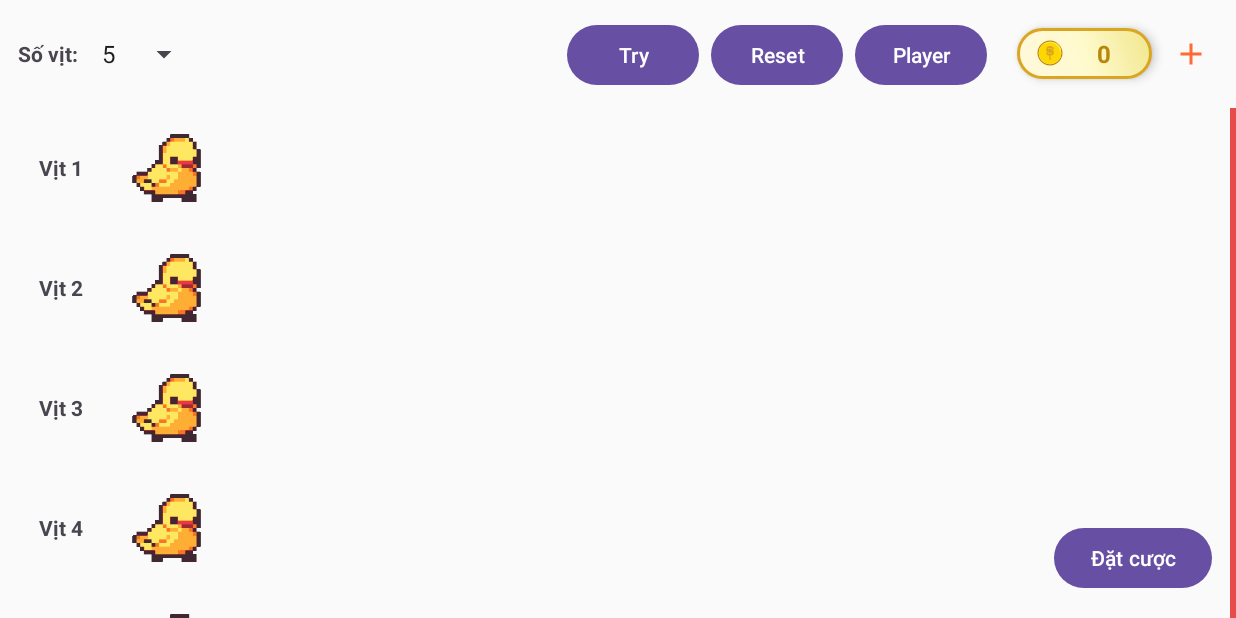
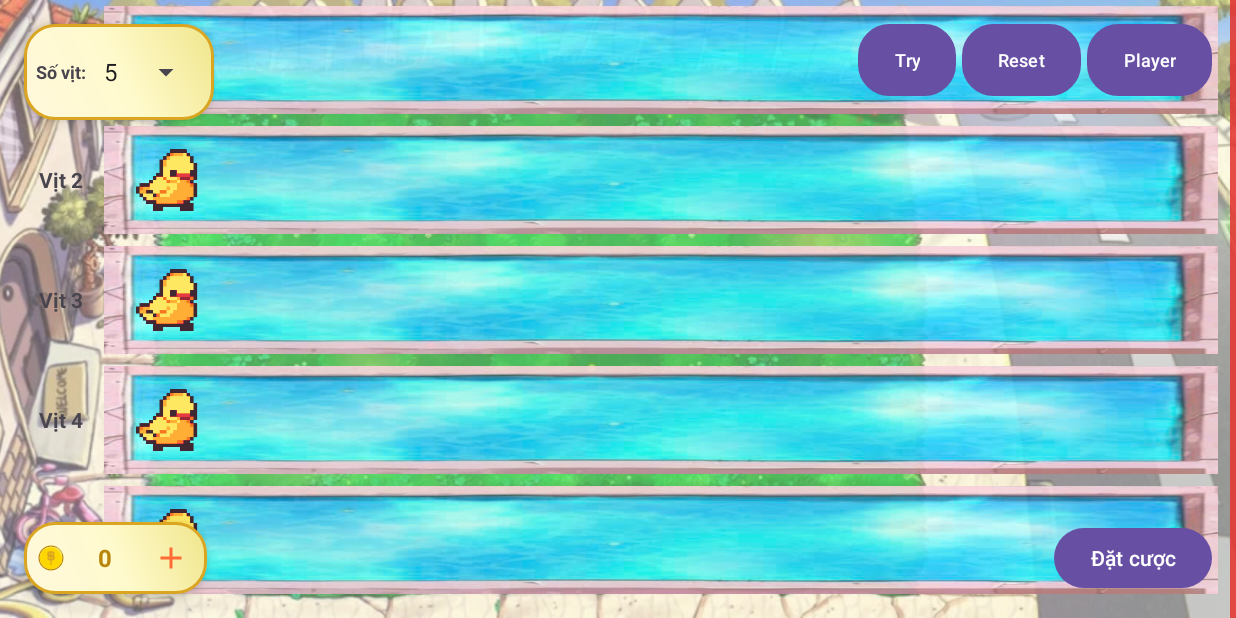
Before and after one commit to KimCu142/DuckRace, an Android app: the screen it shows after launch once a user with an empty profile is signed in (MainActivity), on a phone screen of 824 x 412 dp (held sideways). Run offline under Robolectric (Android 15) with nearby library versions, the phone set to English and light mode, and no system bars; our stand-ins replace Firebase (no records; nobody signed in at launch, a user with empty details on screens opened directly).

Commit message:
feat: add full screen support and background images for the racing game

```diff
--- a/app/src/main/java/com/example/duckrace/MainActivity.java
+++ b/app/src/main/java/com/example/duckrace/MainActivity.java
@@ -14,6 +14,7 @@ import android.view.LayoutInflater;
 import android.view.View;
 import android.view.animation.Animation;
 import android.view.animation.AnimationUtils;
+import android.view.WindowManager;
 import android.media.MediaPlayer;
 import android.widget.ArrayAdapter;
 import android.widget.Button;
@@ -64,7 +65,6 @@ public class MainActivity extends AppCompatActivity {
     private float FRICTION = 140f;
     private float RANDOM_JITTER_ACCEL = 180f; // gia tốc ngẫu nhiên mỗi tick để tạo kịch tính
 
-
     private float finishX = 0f;
 
     private final Random random = new Random();
@@ -94,6 +94,10 @@ public class MainActivity extends AppCompatActivity {
     @Override
     protected void onCreate(@Nullable Bundle savedInstanceState) {
         super.onCreate(savedInstanceState);
+
+        // Thiết lập full screen
+        hideSystemUI();
+
         setContentView(R.layout.activity_main);
 
         spDuckCount = findViewById(R.id.spDuckCount);
@@ -222,29 +226,39 @@ public class MainActivity extends AppCompatActivity {
         Drawable d = iv.getDrawable();
         if (d instanceof AnimationDrawable) {
             AnimationDrawable a = (AnimationDrawable) d;
-            if (play) a.start(); else a.stop();
+            if (play)
+                a.start();
+            else
+                a.stop();
         } else if (Build.VERSION.SDK_INT >= 28 && d instanceof AnimatedImageDrawable) {
             AnimatedImageDrawable a = (AnimatedImageDrawable) d;
-            if (play) a.start(); else a.stop();
+            if (play)
+                a.start();
+            else
+                a.stop();
         }
     }
 
     // Helper: start/stop cho drawable HIỆN CÓ của ImageView (không đổi resource)
     private void startDrawableIfAnim(ImageView iv) {
-        if (iv == null) return;
+        if (iv == null)
+            return;
         Drawable d = iv.getDrawable();
-        if (d instanceof AnimationDrawable) ((AnimationDrawable) d).start();
+        if (d instanceof AnimationDrawable)
+            ((AnimationDrawable) d).start();
         else if (Build.VERSION.SDK_INT >= 28 && d instanceof AnimatedImageDrawable)
             ((AnimatedImageDrawable) d).start();
     }
+
     private void stopDrawableIfAnim(ImageView iv) {
-        if (iv == null) return;
+        if (iv == null)
+            return;
         Drawable d = iv.getDrawable();
-        if (d instanceof AnimationDrawable) ((AnimationDrawable) d).stop();
+        if (d instanceof AnimationDrawable)
+            ((AnimationDrawable) d).stop();
         else if (Build.VERSION.SDK_INT >= 28 && d instanceof AnimatedImageDrawable)
             ((AnimatedImageDrawable) d).stop();
     }
-
 
     private void buildLanes(int count) {
         // Nếu đang chạy thì dừng
@@ -270,7 +284,8 @@ public class MainActivity extends AppCompatActivity {
             // ẨN SÓNG BAN ĐẦU (chưa bấm Start)
             if (imgWave != null) {
                 Drawable wd = imgWave.getDrawable();
-                if (wd instanceof AnimationDrawable) ((AnimationDrawable) wd).stop();
+                if (wd instanceof AnimationDrawable)
+                    ((AnimationDrawable) wd).stop();
                 else if (Build.VERSION.SDK_INT >= 28 && wd instanceof AnimatedImageDrawable)
                     ((AnimatedImageDrawable) wd).stop();
                 imgWave.setVisibility(View.GONE);
@@ -331,7 +346,6 @@ public class MainActivity extends AppCompatActivity {
         }.start();
     }
 
-
     private void startRace() {
         // Đảm bảo tính được finishX
         computeFinishX();
@@ -349,7 +363,8 @@ public class MainActivity extends AppCompatActivity {
             if (r.wave != null) {
                 r.wave.setVisibility(View.VISIBLE);
                 Drawable wd = r.wave.getDrawable();
-                if (wd instanceof AnimationDrawable) ((AnimationDrawable) wd).start();
+                if (wd instanceof AnimationDrawable)
+                    ((AnimationDrawable) wd).start();
                 else if (Build.VERSION.SDK_INT >= 28 && wd instanceof AnimatedImageDrawable)
                     ((AnimatedImageDrawable) wd).start();
             }
@@ -376,7 +391,8 @@ public class MainActivity extends AppCompatActivity {
             // TẮT SÓNG LẠI KHI RESET
             if (r.wave != null) {
                 Drawable wd = r.wave.getDrawable();
-                if (wd instanceof AnimationDrawable) ((AnimationDrawable) wd).stop();
+                if (wd instanceof AnimationDrawable)
+                    ((AnimationDrawable) wd).stop();
                 else if (Build.VERSION.SDK_INT >= 28 && wd instanceof AnimatedImageDrawable)
                     ((AnimatedImageDrawable) wd).stop();
                 r.wave.setVisibility(View.GONE);
@@ -448,7 +464,8 @@ public class MainActivity extends AppCompatActivity {
 
                 // CHO SÓNG ĐI THEO NGANG VỚI VỊT
                 if (r.wave != null) {
-                    // nếu wave rộng ~ bằng con vịt, để offset = 0; cần chỉnh nhẹ thì đổi thành -dp(2) hoặc +dp(2)
+                    // nếu wave rộng ~ bằng con vịt, để offset = 0; cần chỉnh nhẹ thì đổi thành
+                    // -dp(2) hoặc +dp(2)
                     float waveOffsetX = 0f;
                     r.wave.setTranslationX(r.x + waveOffsetX);
                 }
@@ -603,7 +620,8 @@ public class MainActivity extends AppCompatActivity {
     private void playSound(MediaPlayer mediaPlayer) {
         if (mediaPlayer != null) {
             try {
-                if (mediaPlayer.isPlaying()) return;
+                if (mediaPlayer.isPlaying())
+                    return;
                 mediaPlayer.seekTo(200);
                 mediaPlayer.start();
             } catch (Exception e) {
@@ -633,7 +651,8 @@ public class MainActivity extends AppCompatActivity {
     }
 
     private void playDuckQuack() {
-        if (duckQuackSounds == null) return;
+        if (duckQuackSounds == null)
+            return;
         // Chỉ phát khi có player rảnh, tránh chồng âm
         for (int i = 0; i < duckQuackSounds.length; i++) {
             int idx = random.nextInt(duckQuackSounds.length);
@@ -954,4 +973,24 @@ public class MainActivity extends AppCompatActivity {
         tvCoins.startAnimation(bounceAnim);
     }
 
+    // ======= Full Screen Methods =======
+    private void hideSystemUI() {
+        View decorView = getWindow().getDecorView();
+        int uiOptions = View.SYSTEM_UI_FLAG_HIDE_NAVIGATION
+                | View.SYSTEM_UI_FLAG_FULLSCREEN
+                | View.SYSTEM_UI_FLAG_IMMERSIVE_STICKY;
+        decorView.setSystemUiVisibility(uiOptions);
+
+        // Giữ màn hình luôn sáng
+        getWindow().addFlags(WindowManager.LayoutParams.FLAG_KEEP_SCREEN_ON);
     }
+
+    @Override
+    public void onWindowFocusChanged(boolean hasFocus) {
+        super.onWindowFocusChanged(hasFocus);
+        if (hasFocus) {
+            hideSystemUI();
+        }
+    }
+
+}
--- a/app/src/main/res/layout/activity_main.xml
+++ b/app/src/main/res/layout/activity_main.xml
@@ -7,73 +7,95 @@
     android:layout_height="match_parent"
     android:background="#FAFAFA">
 
-    <!-- Thanh điều khiển -->
+    <!-- Floating Controls -->
+
+    <!-- Duck Count Selector (Top Left) -->
     <LinearLayout
-        android:id="@+id/controls"
-        android:layout_width="0dp"
+        android:id="@+id/duckCountSelector"
+        android:layout_width="wrap_content"
         android:layout_height="wrap_content"
         android:orientation="horizontal"
-        android:padding="12dp"
+        android:background="@drawable/coin_display_background"
+        android:padding="8dp"
+        android:elevation="6dp"
         app:layout_constraintTop_toTopOf="parent"
         app:layout_constraintStart_toStartOf="parent"
-        app:layout_constraintEnd_toEndOf="parent">
+        android:layout_margin="16dp">
 
         <TextView
             android:layout_width="wrap_content"
             android:layout_height="wrap_content"
             android:text="Số vịt:"
             android:textStyle="bold"
+            android:textSize="12sp"
             android:layout_gravity="center_vertical"
-            android:paddingEnd="8dp"/>
+            android:paddingEnd="4dp"/>
 
         <Spinner
             android:id="@+id/spDuckCount"
             android:layout_width="wrap_content"
-            android:layout_height="wrap_content"/>
+            android:layout_height="wrap_content"
+            android:minWidth="60dp"/>
 
-        <!-- đẩy phần còn lại sang phải -->
-        <Space
-            android:layout_width="0dp"
-            android:layout_height="0dp"
-            android:layout_weight="1"/>
+    </LinearLayout>
 
-        <!-- Start / Reset -->
+    <!-- Control Buttons (Top Right) -->
+    <LinearLayout
+        android:id="@+id/controlButtons"
+        android:layout_width="wrap_content"
+        android:layout_height="wrap_content"
+        android:orientation="horizontal"
+        android:elevation="6dp"
+        app:layout_constraintTop_toTopOf="parent"
+        app:layout_constraintEnd_toEndOf="parent"
+        android:layout_margin="16dp">
+
         <Button
             android:id="@+id/btnStart"
             android:layout_width="wrap_content"
             android:layout_height="wrap_content"
-            android:text="Try"/>
+            android:text="Try"
+            android:layout_marginEnd="4dp"
+            android:background="@drawable/coin_display_background"
+            android:textSize="12sp"
+            android:minWidth="60dp"/>
 
         <Button
             android:id="@+id/btnReset"
             android:layout_width="wrap_content"
             android:layout_height="wrap_content"
             android:text="Reset"
-            android:layout_marginStart="8dp"
-            />
+            android:layout_marginEnd="4dp"
+            android:background="@drawable/coin_display_background"
+            android:textSize="12sp"
+            android:minWidth="60dp"/>
+
         <Button
             android:id="@+id/btnPlayerName"
             android:layout_width="wrap_content"
             android:layout_height="wrap_content"
             android:text="Player"
-            android:layout_marginStart="8dp"
+            android:background="@drawable/coin_display_background"
+            android:textSize="12sp"
+            android:minWidth="60dp"
             android:ellipsize="end"
             android:singleLine="true"/>
 
-        <View
-            android:layout_width="8dp"
-            android:layout_height="0dp" />
+    </LinearLayout>
 
-        <!-- Coin Display Container -->
+    <!-- Coin Display (Bottom Left) -->
     <LinearLayout
+        android:id="@+id/coinDisplay"
         android:layout_width="wrap_content"
         android:layout_height="wrap_content"
         android:background="@drawable/coin_display_background"
         android:orientation="horizontal"
         android:gravity="center_vertical"
-            android:layout_marginStart="12dp"
-            android:layout_gravity="center_vertical"
-            android:elevation="4dp">
+        android:padding="8dp"
+        android:elevation="6dp"
+        app:layout_constraintBottom_toBottomOf="parent"
+        app:layout_constraintStart_toStartOf="parent"
+        android:layout_margin="16dp">
 
         <ImageView
             android:layout_width="20dp"
@@ -93,19 +115,15 @@
             android:minWidth="40dp"
             android:gravity="center" />
 
-        </LinearLayout>
-
         <ImageButton
             android:id="@+id/btnAddCoin"
-            android:layout_width="36dp"
-            android:layout_height="36dp"
+            android:layout_width="32dp"
+            android:layout_height="32dp"
             android:src="@drawable/ic_add_coin"
             android:background="?attr/selectableItemBackgroundBorderless"
             android:contentDescription="Add coin"
             android:layout_marginStart="8dp"
-            android:layout_gravity="center_vertical"
-            android:elevation="2dp" />
-
+            android:layout_gravity="center_vertical" />
 
     </LinearLayout>
 
@@ -114,10 +132,19 @@
         android:id="@+id/trackFrame"
         android:layout_width="0dp"
         android:layout_height="0dp"
-        app:layout_constraintTop_toBottomOf="@id/controls"
+        app:layout_constraintTop_toTopOf="parent"
         app:layout_constraintBottom_toBottomOf="parent"
         app:layout_constraintStart_toStartOf="parent"
         app:layout_constraintEnd_toEndOf="parent">
+
+        <!-- Nền sân (yard) chứa các lane -->
+        <ImageView
+            android:id="@+id/yardBackground"
+            android:layout_width="match_parent"
+            android:layout_height="match_parent"
+            android:src="@drawable/yard"
+            android:scaleType="centerCrop"
+            android:alpha="0.7"/>
 
         <ScrollView
             android:layout_width="match_parent"
@@ -153,10 +180,10 @@
         android:textColor="#222"
         android:gravity="center"
         android:padding="12dp"
-        app:layout_constraintTop_toTopOf="@id/trackFrame"
-        app:layout_constraintBottom_toBottomOf="@id/trackFrame"
-        app:layout_constraintStart_toStartOf="@id/trackFrame"
-        app:layout_constraintEnd_toEndOf="@id/trackFrame"/>
+        app:layout_constraintTop_toTopOf="parent"
+        app:layout_constraintBottom_toBottomOf="parent"
+        app:layout_constraintStart_toStartOf="parent"
+        app:layout_constraintEnd_toEndOf="parent"/>
 
     <Button
         android:id="@+id/btnBet"
--- a/app/src/main/res/layout/item_duck_lane.xml
+++ b/app/src/main/res/layout/item_duck_lane.xml
@@ -25,7 +25,18 @@
         android:layout_weight="1"
         android:clipChildren="false"
         android:clipToPadding="false"
+        android:paddingTop="4dp"
+        android:paddingBottom="4dp"
         tools:background="#11B3E5FF">
+
+        <!-- Nền đường đua cho lane này -->
+        <ImageView
+            android:id="@+id/swimLaneBackground"
+            android:layout_width="match_parent"
+            android:layout_height="match_parent"
+            android:src="@drawable/swim_lane"
+            android:scaleType="fitXY"
+            android:alpha="0.9"/>
 
         <!-- Vịt (nằm dưới) -->
         <ImageView
@@ -35,7 +46,7 @@
             android:layout_gravity="bottom|start"
             android:adjustViewBounds="true"
             android:contentDescription="@string/app_name"
-            android:translationZ="0dp"
+            android:translationZ="1dp"
             tools:src="@drawable/duck_run" />
 
         <!-- Sóng phủ lên -->
```
Also changed, not shown: app/src/main/res/drawable/swim_lane.jpg (added), app/src/main/res/drawable/yard.jpg (added), 1 other file. Lines whose indentation alone changed are shown as unchanged.
